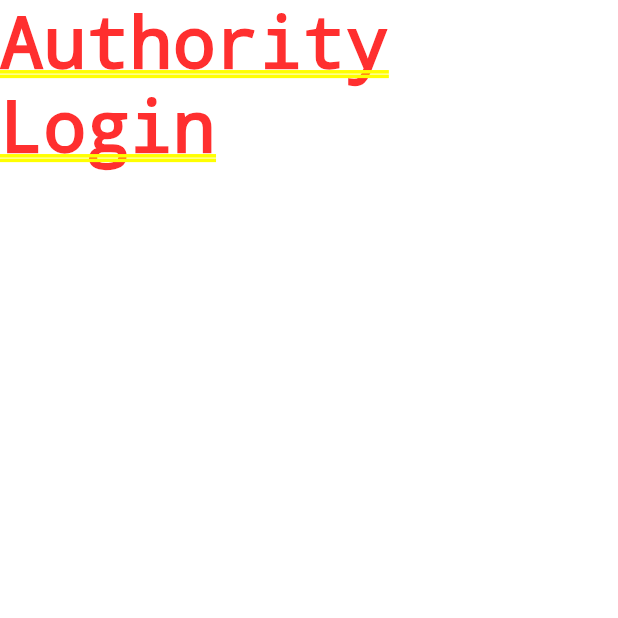
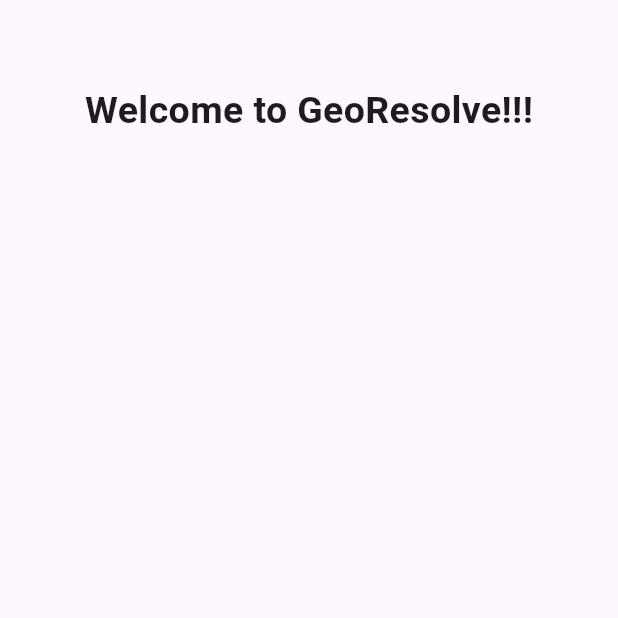
Before and after one commit to velagamihir/catchup_admin, a Flutter app: the screen it shows after launch, on a phone screen of 412 x 824 dp, the top half of it. Run offline on Flutter 3.47's test engine with Material 3 defaults, Android fonts, the light colour scheme and no system bars.

Commit message:
created the project

```diff
--- a/flutter/georesolve/lib/login.dart
+++ b/flutter/georesolve/lib/login.dart
@@ -1,10 +1,22 @@
-import 'package:flutter/cupertino.dart';
+import 'package:flutter/material.dart';
 
 class AuthorityLogin extends StatelessWidget {
   const AuthorityLogin({super.key});
 
   @override
   Widget build(BuildContext context) {
-    return Text("Authority Login");
+    return Scaffold(
+      appBar: AppBar(),
+      body: Center(
+        child: Column(
+          children: [
+            Text(
+              "Welcome to GeoResolve!!!",
+              style: TextStyle(fontWeight: FontWeight.bold, fontSize: 25.0,),
+            ),
+          ],
+        ),
+      ),
+    );
   }
 }
--- a/flutter/georesolve/pubspec.yaml
+++ b/flutter/georesolve/pubspec.yaml
@@ -56,7 +56,8 @@ flutter:
   # included with your application, so that you can use the icons in
   # the material Icons class.
   uses-material-design: true
-
+  assets:
+    - assets/images/logoAuthorityLogin.png
   # To add assets to your application, add an assets section, like this:
   # assets:
   #   - images/a_dot_burr.jpeg
```
Also changed, not shown: flutter/georesolve/assets/images/logoAuthorityLogin.png (added).
